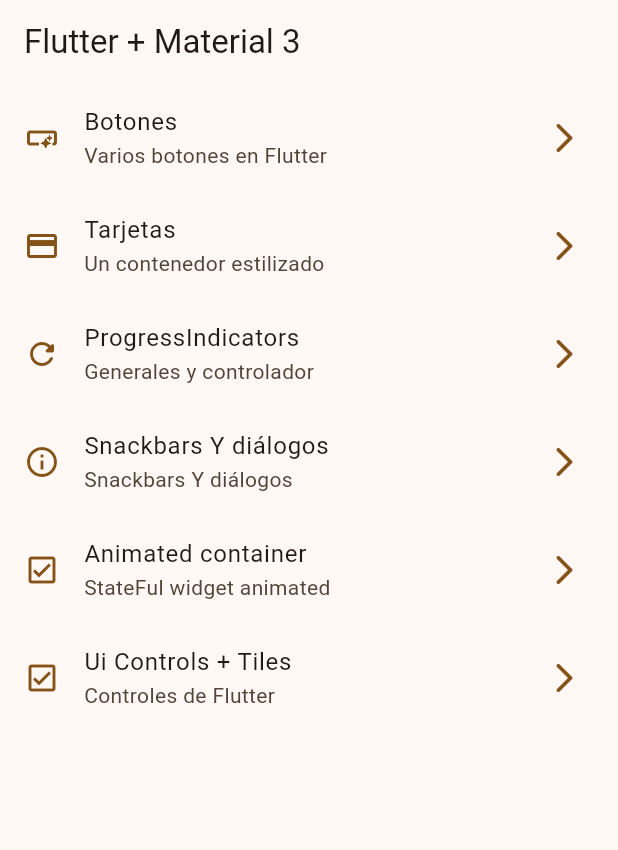
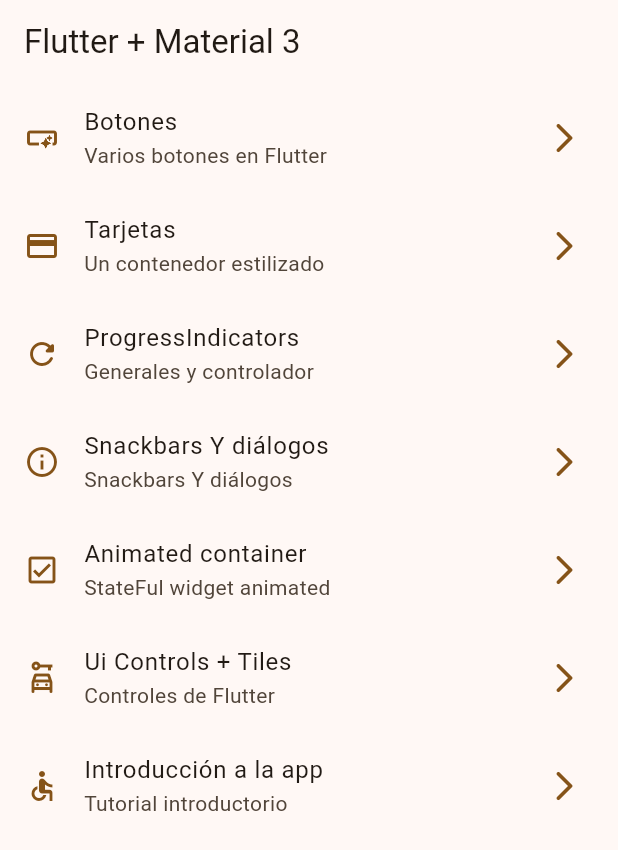
Before and after one commit to ortizjulian/widgets_app, a Flutter app: the screen it shows after launch, on a phone screen of 412 x 824 dp. Shown: the top 850 px of the screen. Run offline on Flutter 3.47's test engine with Material 3 defaults, Android fonts, the phone set to English and light mode, and no system bars; our stand-ins replace go_router.

```diff
--- a/lib/config/menu/menu_items.dart
+++ b/lib/config/menu/menu_items.dart
@@ -49,6 +49,12 @@ const appMenuTiems = <MenuItem>[
     title: 'Ui Controls + Tiles',
     subtitle: 'Controles de Flutter',
     link: '/ui-controls',
-    icon: Icons.check_box_outlined,
+    icon: Icons.car_rental_outlined,
+  ),
+  MenuItem(
+    title: 'Introducción a la app',
+    subtitle: 'Tutorial introductorio',
+    link: '/tutorial',
+    icon: Icons.accessible,
   ),
 ];
--- a/lib/config/router/app_router.dart
+++ b/lib/config/router/app_router.dart
@@ -38,5 +38,10 @@ final appRouter = GoRouter(
       name: UiControlsScreen.name,
       builder: (context, state) => const UiControlsScreen(),
     ),
+    GoRoute(
+      path: '/tutorial',
+      name: AppTutorialScreen.name,
+      builder: (context, state) => const AppTutorialScreen(),
+    ),
   ],
 );
--- a/pubspec.yaml
+++ b/pubspec.yaml
@@ -18,3 +18,6 @@ dev_dependencies:
 
 flutter:
   uses-material-design: true
+
+assets:
+  - assets/images/
```
Also changed, not shown: assets/images/1.png (added), assets/images/2.png (added), assets/images/3.png (added), assets/images/jar-loading.gif (added).
